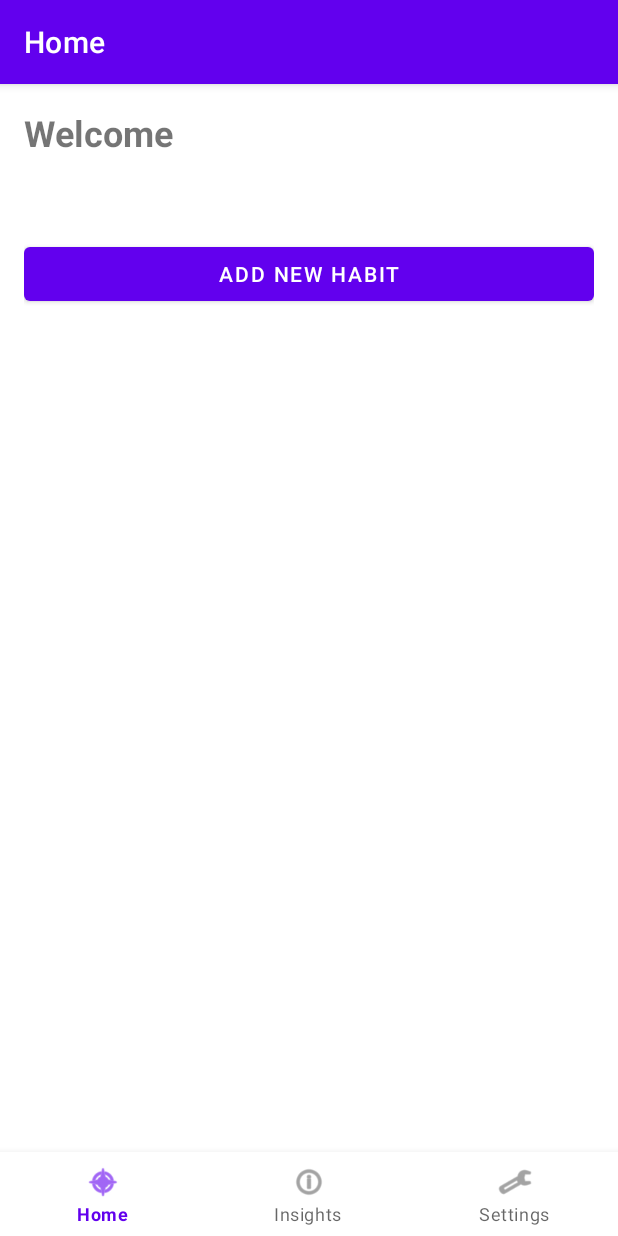
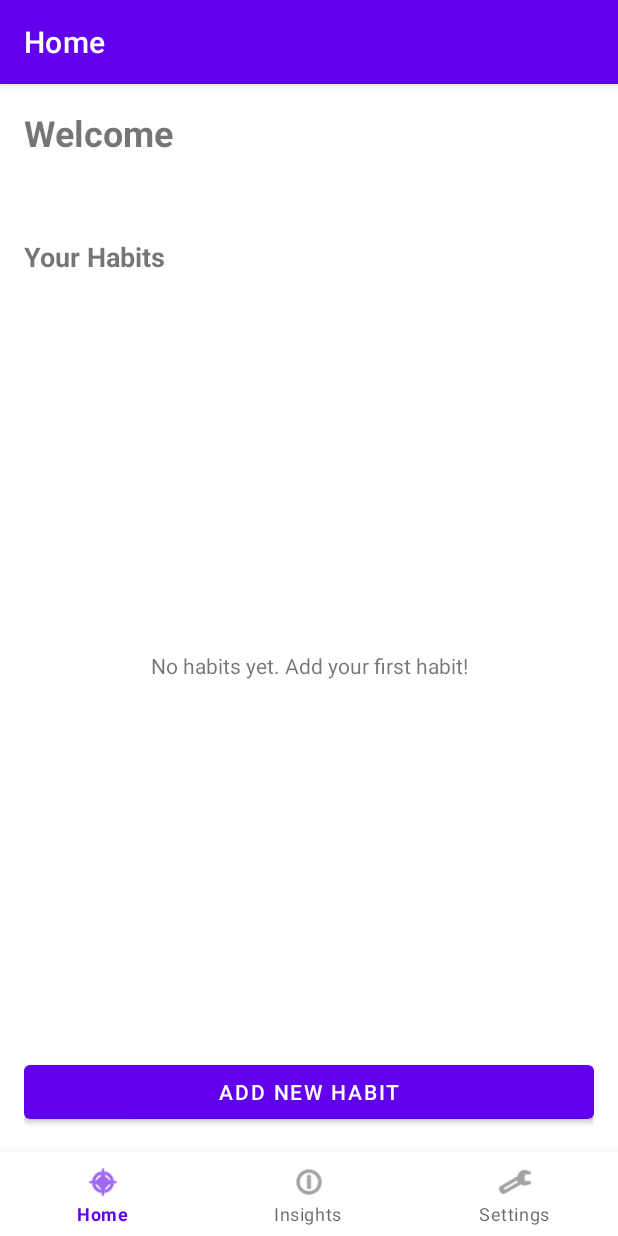
Before and after one commit to KazAttarwala/HabitHero, an Android app: the HomeFragment screen opened directly, with no data from a screen before it, on a phone screen of 412 x 824 dp. Run offline under Robolectric (Android 15) with nearby library versions, the phone set to English and light mode, and no system bars; our stand-ins replace Firebase (no records; nobody signed in at launch, a user with empty details on screens opened directly), navigation-ui.

Commit message:
got habits loading from firestore on the home screen

```diff
--- /dev/null
+++ b/app/src/main/java/com/example/habithero/model/Habit.kt
@@ -0,0 +1,10 @@
+package com.example.habithero.model
+
+data class Habit(
+    val id: String = "",
+    val userId: String = "",
+    val title: String = "",
+    val description: String = "",
+    val completed: Boolean = false,
+    val createdAt: Long = System.currentTimeMillis()
+)
--- /dev/null
+++ b/app/src/main/java/com/example/habithero/repository/HabitRepository.kt
@@ -0,0 +1,65 @@
+package com.example.habithero.repository
+
+import android.util.Log
+import com.example.habithero.model.Habit
+import com.google.firebase.auth.FirebaseAuth
+import com.google.firebase.firestore.FirebaseFirestore
+import com.google.firebase.firestore.Query
+import kotlinx.coroutines.tasks.await
+
+class HabitRepository {
+    private val db = FirebaseFirestore.getInstance()
+    private val habitsCollection = db.collection("habits")
+    private val auth = FirebaseAuth.getInstance()
+
+    fun getCurrentUserId(): String? {
+        return auth.currentUser?.uid
+    }
+
+    suspend fun getHabitsForCurrentUser(): List<Habit> {
+        val userId = getCurrentUserId() ?: return emptyList()
+        return try {
+            habitsCollection
+                .whereEqualTo("userId", userId)
+                .orderBy("createdAt", Query.Direction.DESCENDING)
+                .get()
+                .await()
+                .toObjects(Habit::class.java)
+        } catch (e: Exception) {
+            // log error
+            e.printStackTrace()
+            Log.e("HabitRepository", "Error getting habits for current user", e)
+            emptyList()
+        }
+    }
+
+    suspend fun addHabit(habit: Habit): Boolean {
+        return try {
+            val userId = getCurrentUserId() ?: return false
+            val habitId = habitsCollection.document().id
+            val newHabit = habit.copy(id = habitId, userId = userId)
+            habitsCollection.document(habitId).set(newHabit).await()
+            true
+        } catch (e: Exception) {
+            false
+        }
+    }
+
+    suspend fun updateHabit(habit: Habit): Boolean {
+        return try {
+            habitsCollection.document(habit.id).set(habit).await()
+            true
+        } catch (e: Exception) {
+            false
+        }
+    }
+
+    suspend fun deleteHabit(habitId: String): Boolean {
+        return try {
+            habitsCollection.document(habitId).delete().await()
+            true
+        } catch (e: Exception) {
+            false
+        }
+    }
+}
--- a/app/src/main/java/com/example/habithero/ui/fragments/HomeFragment.kt
+++ b/app/src/main/java/com/example/habithero/ui/fragments/HomeFragment.kt
@@ -6,10 +6,15 @@ import android.view.View
 import android.view.ViewGroup
 import android.widget.Toast
 import androidx.fragment.app.Fragment
+import androidx.fragment.app.viewModels
 import androidx.navigation.fragment.findNavController
+import androidx.recyclerview.widget.LinearLayoutManager
 import com.example.habithero.R
 import com.example.habithero.databinding.FragmentHomeBinding
+import com.example.habithero.model.Habit
 import com.example.habithero.repository.UserRepository
+import com.example.habithero.ui.adapters.HabitAdapter
+import com.example.habithero.ui.viewmodels.HomeViewModel
 import com.google.firebase.auth.FirebaseAuth
 
 class HomeFragment : Fragment() {
@@ -18,6 +23,8 @@ class HomeFragment : Fragment() {
 
     private lateinit var auth: FirebaseAuth
     private lateinit var userRepository: UserRepository
+    private val viewModel: HomeViewModel by viewModels()
+    private lateinit var habitAdapter: HabitAdapter
 
     override fun onCreateView(
         inflater: LayoutInflater,
@@ -46,10 +53,61 @@ class HomeFragment : Fragment() {
         // Set user email in the UI
         binding.userEmailTextView.text = currentUser.email
 
+        // Set up RecyclerView
+        setupRecyclerView()
+
+        // Set up observers
+        observeViewModel()
+
         // Set up add habit button click
         binding.addHabitButton.setOnClickListener {
             findNavController().navigate(R.id.action_homeFragment_to_habitEditFragment)
         }
+    }
+
+    private fun setupRecyclerView() {
+        habitAdapter = HabitAdapter(
+            onHabitClick = { habit ->
+                navigateToEditHabit(habit)
+            },
+            onHabitCompleteToggle = { habit ->
+                viewModel.toggleHabitCompletion(habit)
+            }
+        )
+
+        binding.habitsRecyclerView.apply {
+            layoutManager = LinearLayoutManager(requireContext())
+            adapter = habitAdapter
+        }
+    }
+
+    private fun observeViewModel() {
+        // Observe habits
+        viewModel.habits.observe(viewLifecycleOwner) { habits ->
+            habitAdapter.submitList(habits)
+
+            // Show/hide empty state
+            binding.emptyStateTextView.visibility = if (habits.isEmpty()) View.VISIBLE else View.GONE
+        }
+
+        // Observe loading state
+        viewModel.isLoading.observe(viewLifecycleOwner) { isLoading ->
+            binding.loadingProgressBar.visibility = if (isLoading) View.VISIBLE else View.GONE
+        }
+
+        // Observe errors
+        viewModel.error.observe(viewLifecycleOwner) { errorMessage ->
+            errorMessage?.let {
+                Toast.makeText(requireContext(), it, Toast.LENGTH_SHORT).show()
+            }
+        }
+    }
+
+    private fun navigateToEditHabit(habit: Habit) {
+        val bundle = Bundle().apply {
+            putString("habitId", habit.id)
+        }
+        findNavController().navigate(R.id.action_homeFragment_to_habitEditFragment, bundle)
     }
 
     override fun onDestroyView() {
--- /dev/null
+++ b/app/src/main/java/com/example/habithero/ui/viewmodels/HomeViewModel.kt
@@ -0,0 +1,101 @@
+package com.example.habithero.ui.viewmodels
+
+import androidx.lifecycle.LiveData
+import androidx.lifecycle.MutableLiveData
+import androidx.lifecycle.ViewModel
+import androidx.lifecycle.viewModelScope
+import com.example.habithero.model.Habit
+import com.example.habithero.repository.HabitRepository
+import kotlinx.coroutines.launch
+
+class HomeViewModel : ViewModel() {
+    private val habitRepository = HabitRepository()
+
+    private val _habits = MutableLiveData<List<Habit>>()
+    val habits: LiveData<List<Habit>> = _habits
+
+    private val _isLoading = MutableLiveData<Boolean>()
+    val isLoading: LiveData<Boolean> = _isLoading
+
+    private val _error = MutableLiveData<String?>()
+    val error: LiveData<String?> = _error
+
+    init {
+        loadHabits()
+
+        // Add some sample habits if collection is empty
+        viewModelScope.launch {
+            val currentHabits = habitRepository.getHabitsForCurrentUser()
+            if (currentHabits.isEmpty()) {
+                addSampleHabits()
+            }
+        }
+    }
+
+    fun loadHabits() {
+        viewModelScope.launch {
+            try {
+                _isLoading.value = true
+                _error.value = null
+                val habitsFromDb = habitRepository.getHabitsForCurrentUser()
+                _habits.value = habitsFromDb
+            } catch (e: Exception) {
+                _error.value = "Failed to load habits: ${e.message}"
+            } finally {
+                _isLoading.value = false
+            }
+        }
+    }
+
+    private suspend fun addSampleHabits() {
+        val sampleHabits = listOf(
+            Habit(title = "Drink Water", description = "Drink 8 glasses of water daily"),
+            Habit(title = "Exercise", description = "30 minutes of exercise"),
+            Habit(title = "Read", description = "Read for 20 minutes")
+        )
+
+        for (habit in sampleHabits) {
+            habitRepository.addHabit(habit)
+        }
+
+        // Reload habits after adding samples
+        loadHabits()
+    }
+
+    fun addHabit(title: String, description: String) {
+        if (title.isBlank()) return
+
+        viewModelScope.launch {
+            try {
+                val newHabit = Habit(title = title, description = description)
+                habitRepository.addHabit(newHabit)
+                loadHabits() // Refresh the list
+            } catch (e: Exception) {
+                _error.value = "Failed to add habit: ${e.message}"
+            }
+        }
+    }
+
+    fun toggleHabitCompletion(habit: Habit) {
+        viewModelScope.launch {
+            try {
+                val updatedHabit = habit.copy(completed = !habit.completed)
+                habitRepository.updateHabit(updatedHabit)
+                loadHabits() // Refresh the list
+            } catch (e: Exception) {
+                _error.value = "Failed to update habit: ${e.message}"
+            }
+        }
+    }
+
+    fun deleteHabit(habitId: String) {
+        viewModelScope.launch {
+            try {
+                habitRepository.deleteHabit(habitId)
+                loadHabits() // Refresh the list
+            } catch (e: Exception) {
+                _error.value = "Failed to delete habit: ${e.message}"
+            }
+        }
+    }
+}
--- a/app/src/main/res/layout/fragment_home.xml
+++ b/app/src/main/res/layout/fragment_home.xml
@@ -25,14 +25,57 @@
         app:layout_constraintStart_toStartOf="parent"
         app:layout_constraintTop_toBottomOf="@+id/welcomeTextView" />
 
+    <TextView
+        android:id="@+id/habitsHeaderTextView"
+        android:layout_width="wrap_content"
+        android:layout_height="wrap_content"
+        android:text="Your Habits"
+        android:textSize="18sp"
+        android:textStyle="bold"
+        android:layout_marginTop="24dp"
+        app:layout_constraintStart_toStartOf="parent"
+        app:layout_constraintTop_toBottomOf="@+id/userEmailTextView" />
+
+    <androidx.recyclerview.widget.RecyclerView
+        android:id="@+id/habitsRecyclerView"
+        android:layout_width="0dp"
+        android:layout_height="0dp"
+        android:layout_marginTop="8dp"
+        android:layout_marginBottom="8dp"
+        app:layout_constraintBottom_toTopOf="@+id/addHabitButton"
+        app:layout_constraintEnd_toEndOf="parent"
+        app:layout_constraintStart_toStartOf="parent"
+        app:layout_constraintTop_toBottomOf="@+id/habitsHeaderTextView" />
+
+    <ProgressBar
+        android:id="@+id/loadingProgressBar"
+        android:layout_width="wrap_content"
+        android:layout_height="wrap_content"
+        android:visibility="gone"
+        app:layout_constraintBottom_toBottomOf="@+id/habitsRecyclerView"
+        app:layout_constraintEnd_toEndOf="parent"
+        app:layout_constraintStart_toStartOf="parent"
+        app:layout_constraintTop_toTopOf="@+id/habitsRecyclerView" />
+
+    <TextView
+        android:id="@+id/emptyStateTextView"
+        android:layout_width="wrap_content"
+        android:layout_height="wrap_content"
+        android:text="No habits yet. Add your first habit!"
+        android:textAlignment="center"
+        android:visibility="gone"
+        app:layout_constraintBottom_toBottomOf="@+id/habitsRecyclerView"
+        app:layout_constraintEnd_toEndOf="parent"
+        app:layout_constraintStart_toStartOf="parent"
+        app:layout_constraintTop_toTopOf="@+id/habitsRecyclerView" />
+
     <Button
         android:id="@+id/addHabitButton"
         android:layout_width="0dp"
         android:layout_height="wrap_content"
         android:text="Add New Habit"
-        android:layout_marginTop="24dp"
+        app:layout_constraintBottom_toBottomOf="parent"
         app:layout_constraintEnd_toEndOf="parent"
-        app:layout_constraintStart_toStartOf="parent"
-        app:layout_constraintTop_toBottomOf="@+id/userEmailTextView" />
+        app:layout_constraintStart_toStartOf="parent" />
 
 </androidx.constraintlayout.widget.ConstraintLayout>
```
Also changed, not shown: app/src/main/java/com/example/habithero/ui/adapters/HabitAdapter.kt (added, +61 -0 lines), app/src/main/res/layout/item_habit.xml (added, +48 -0 lines), 1 other file.
